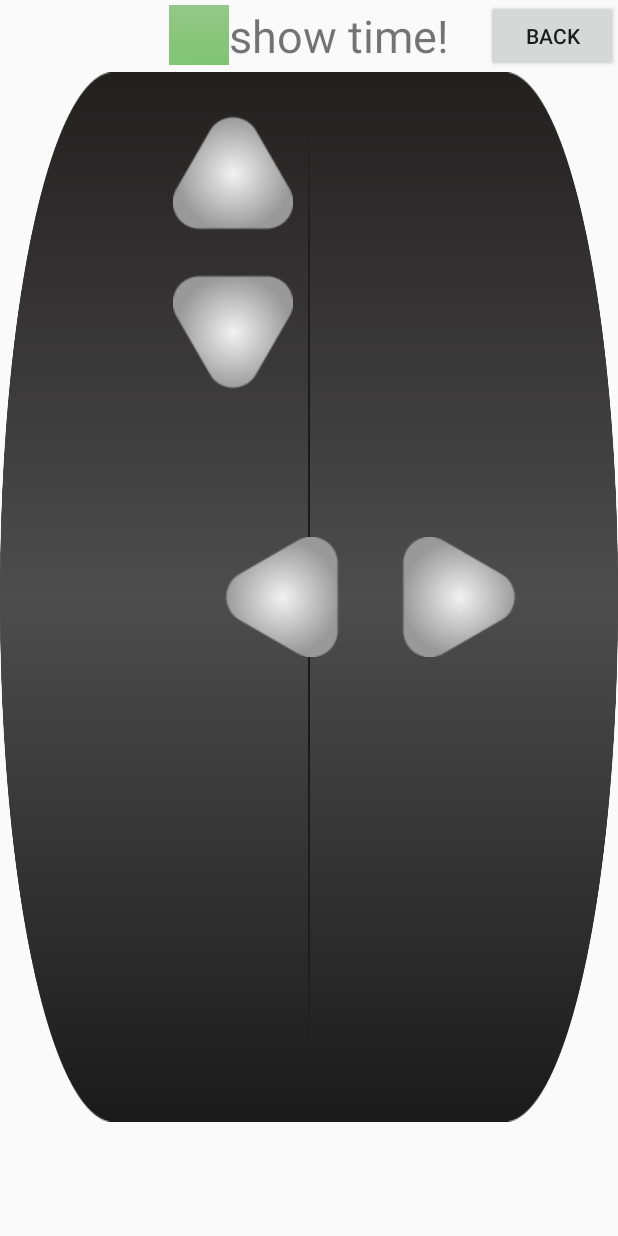
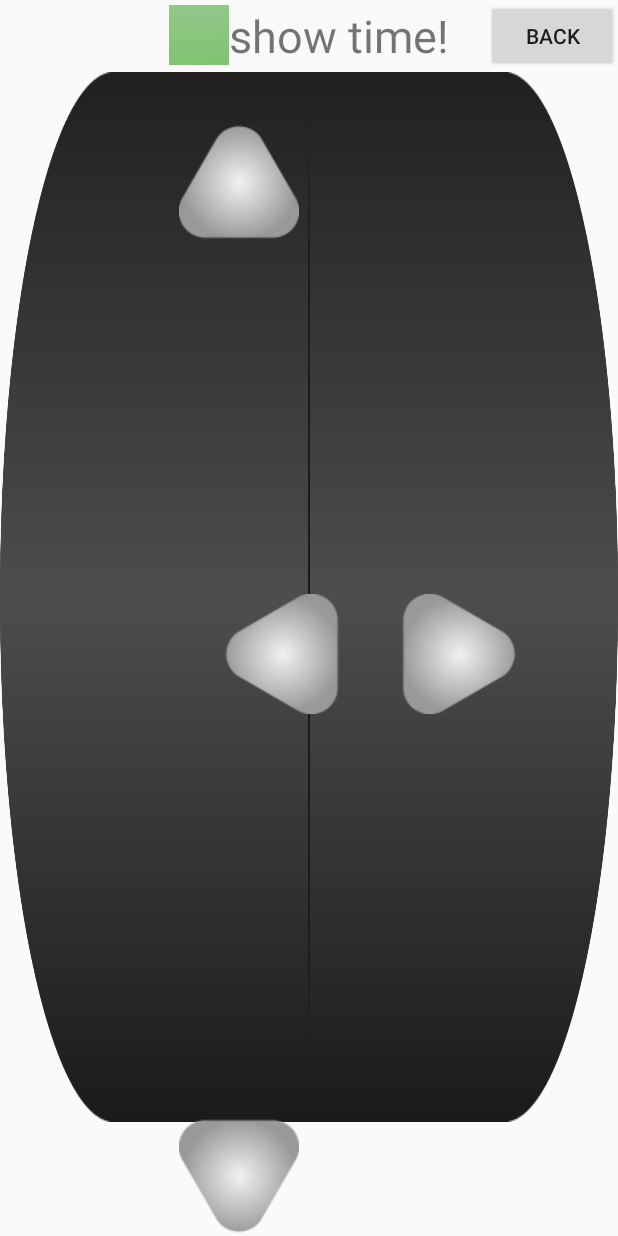
Before and after one commit to Danielfee1995/controlcar, an Android app: the layout activity_control.xml on its own in the app's theme, with its tools: preview values and no code run, on a phone screen of 412 x 824 dp. Run offline under Robolectric (Android 15) with nearby library versions, the phone set to English and light mode, and no system bars.

Commit message:
add ardunio code

```diff
--- a/app/src/main/AndroidManifest.xml
+++ b/app/src/main/AndroidManifest.xml
@@ -14,7 +14,7 @@
 
     <application
         android:allowBackup="true"
-        android:icon="@mipmap/ic_launcher"
+        android:icon="@mipmap/caricon"
         android:label="@string/app_name"
         android:roundIcon="@mipmap/ic_launcher_round"
         android:supportsRtl="true"
--- a/app/src/main/res/layout/activity_control.xml
+++ b/app/src/main/res/layout/activity_control.xml
@@ -65,9 +65,9 @@
         android:layout_alignParentLeft="true"
         android:layout_alignParentStart="true"
         android:layout_alignParentTop="true"
-        android:layout_marginLeft="115dp"
-        android:layout_marginStart="115dp"
-        android:layout_marginTop="27dp"
+        android:layout_marginLeft="119dp"
+        android:layout_marginStart="119dp"
+        android:layout_marginTop="33dp"
         android:background="@drawable/upplan" />
         <!--android:src="@drawable/pointer" -->
 
@@ -91,9 +91,9 @@
 
 
         android:layout_alignLeft="@+id/ib_up"
+        android:layout_alignParentBottom="true"
         android:layout_alignStart="@+id/ib_up"
-        android:layout_below="@+id/ib_up"
-        android:layout_marginTop="26dp"
+        android:layout_marginBottom="26dp"
         android:background="@drawable/downplan" />
         <!--android:src="@drawable/pointer_down" -->
 
```
Also changed, not shown: app/src/main/java/com/example/legendpeng/controlcar/ControlActivity.java (+0 -12 lines), app/src/main/res/mipmap-xxxhdpi/caricon.png (added), 17 other files.
